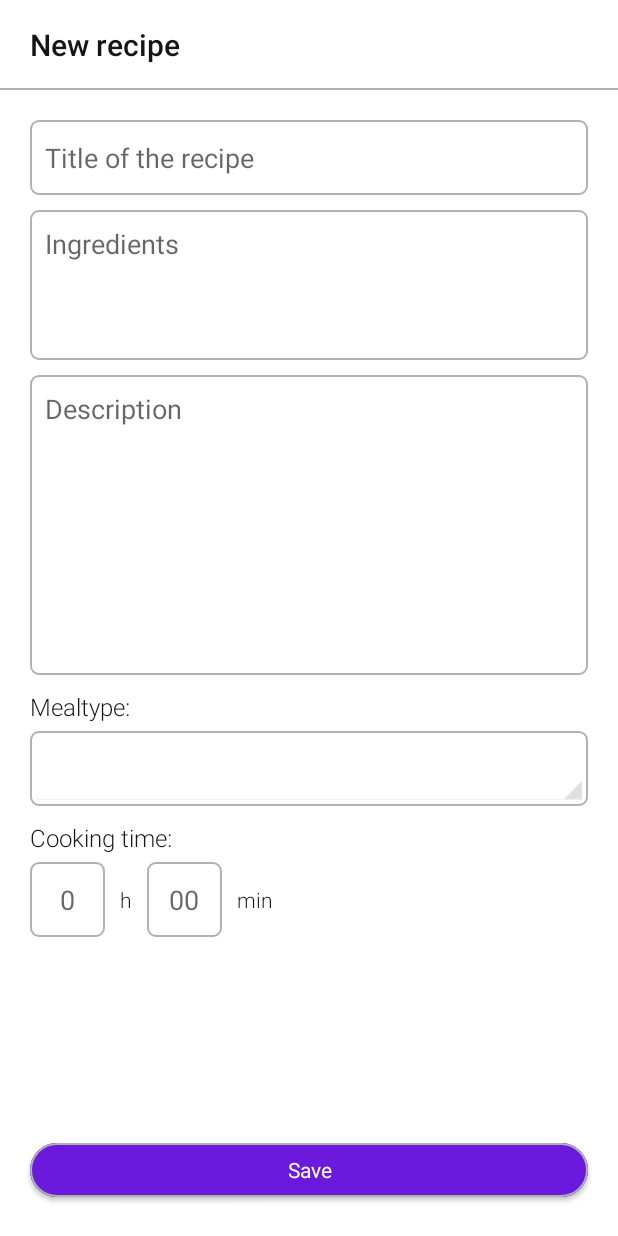
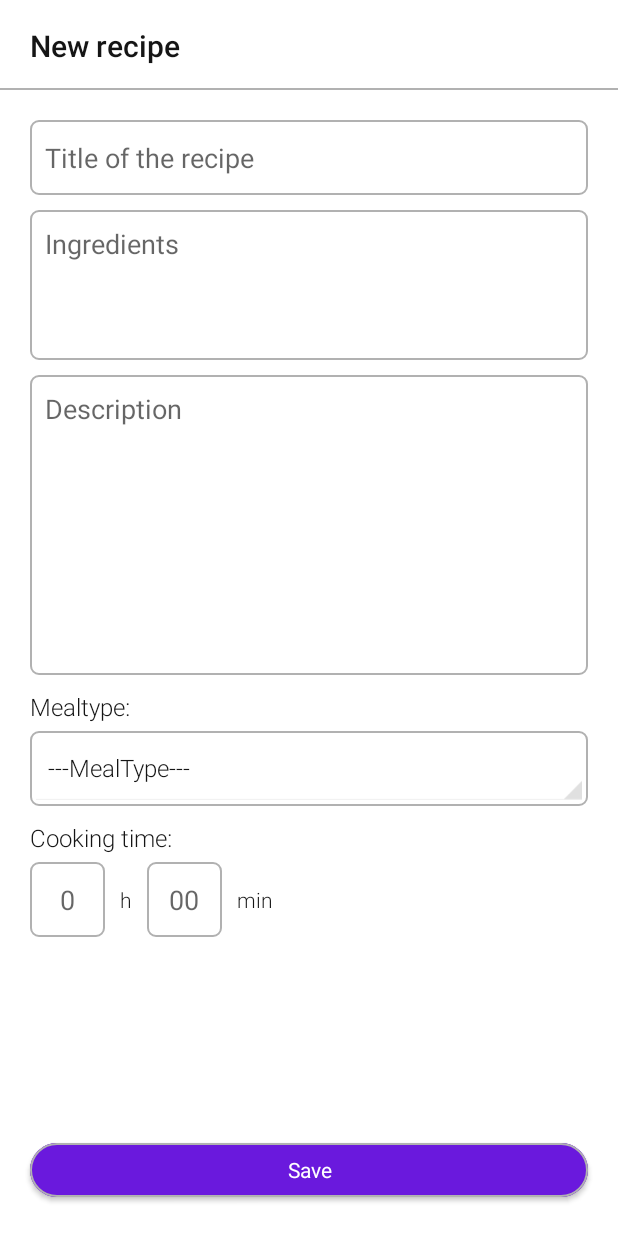
Before and after one commit to ybirukova/CookBook, an Android app: the CreateRecipeFragment screen opened through its navigation route, on a phone screen of 412 x 824 dp. Run offline under Robolectric (Android 15) with nearby library versions, the phone set to English and light mode, and no system bars; our stand-ins replace navigation-ui; network calls fail; 4 statements that could not run were skipped.

Commit message:
minor fixes

```diff
--- a/app/src/main/res/layout/fragment_create_recipe.xml
+++ b/app/src/main/res/layout/fragment_create_recipe.xml
@@ -1,14 +1,13 @@
 <?xml version="1.0" encoding="utf-8"?>
 <androidx.constraintlayout.widget.ConstraintLayout xmlns:android="http://schemas.android.com/apk/res/android"
     xmlns:app="http://schemas.android.com/apk/res-auto"
-    xmlns:tools="http://schemas.android.com/tools"
     android:layout_width="match_parent"
     android:layout_height="match_parent"
     android:background="@color/white"
     android:clickable="true"
     android:focusable="true">
 
-    <RelativeLayout
+    <androidx.constraintlayout.widget.ConstraintLayout
         android:id="@+id/title_create_recipes"
         android:layout_width="0dp"
         android:layout_height="60dp"
@@ -20,23 +19,20 @@
         <TextView
             android:layout_width="wrap_content"
             android:layout_height="wrap_content"
-            android:layout_alignParentStart="true"
-            android:layout_alignParentTop="true"
-            android:layout_alignParentBottom="true"
             android:layout_marginStart="20dp"
-            android:gravity="center"
             android:text="@string/new_recipe"
-            android:textAlignment="viewStart"
             android:textSize="20sp"
             android:textStyle="bold"
-            tools:ignore="RtlCompat" />
+            app:layout_constraintBottom_toBottomOf="parent"
+            app:layout_constraintStart_toStartOf="parent"
+            app:layout_constraintTop_toTopOf="parent" />
 
         <TextView
             android:layout_width="match_parent"
             android:layout_height="1dp"
-            android:layout_alignParentBottom="true"
-            android:background="@color/light_gray" />
-    </RelativeLayout>
+            android:background="@color/light_gray"
+            app:layout_constraintBottom_toBottomOf="parent" />
+    </androidx.constraintlayout.widget.ConstraintLayout>
 
     <ScrollView
         android:id="@+id/scrollView2"
--- a/app/src/main/res/values/strings.xml
+++ b/app/src/main/res/values/strings.xml
@@ -33,7 +33,7 @@
     <string name="new_recipe">New recipe</string>
     <string name="save">Save</string>
     <string-array name="spinner_array_meal_type">
-        <item></item>
+        <item>---MealType---</item>
         <item>breakfast</item>
         <item>snack</item>
         <item>lunch</item>
```
Also changed, not shown: 1 other file.
